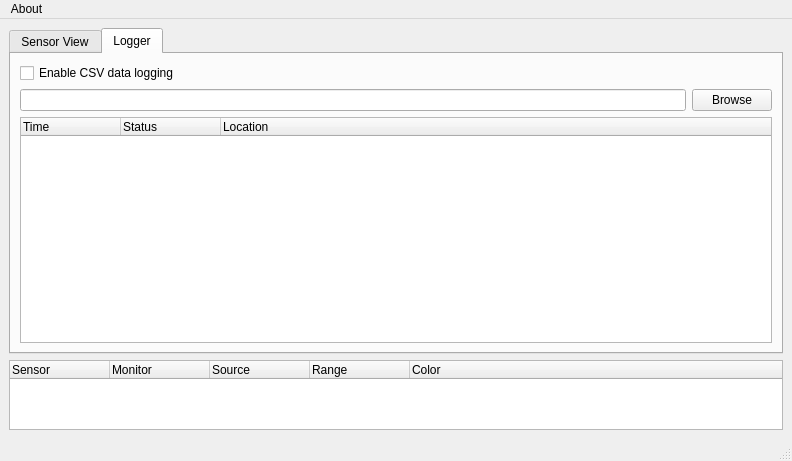
The window that desktop/src/mainwindow.ui (smclt30p/inostiot) describes before a commit, drawn with Qt 5.
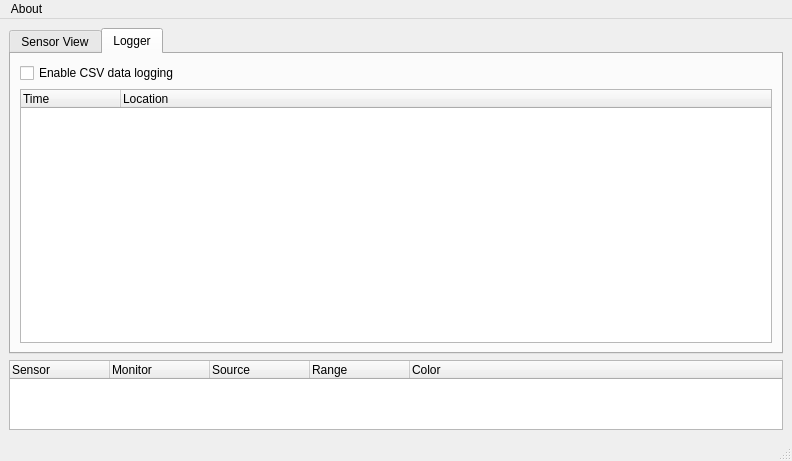
The same window after the commit. The open tabs and pages were chosen to show the change.

Commit message: Implement CSV logger

```diff
--- a/desktop/src/mainwindow.ui
+++ b/desktop/src/mainwindow.ui
@@ -215,18 +215,13 @@
         <property name="spacing">
          <number>6</number>
         </property>
-        <item row="2" column="0" colspan="2">
+        <item row="1" column="0" colspan="2">
          <widget class="QTreeWidget" name="old_list">
           <column>
            <property name="text">
             <string>Time</string>
            </property>
           </column>
-          <column>
-           <property name="text">
-            <string>Status</string>
-           </property>
-          </column>
           <column>
            <property name="text">
             <string>Location</string>
@@ -241,16 +236,6 @@
           </property>
          </widget>
         </item>
-        <item row="1" column="0">
-         <widget class="QLineEdit" name="logger_path"/>
-        </item>
-        <item row="1" column="1">
-         <widget class="QPushButton" name="browse_btn">
-          <property name="text">
-           <string>Browse</string>
-          </property>
-         </widget>
-        </item>
        </layout>
       </widget>
      </widget>
```
The commit also changes 4 other files.
